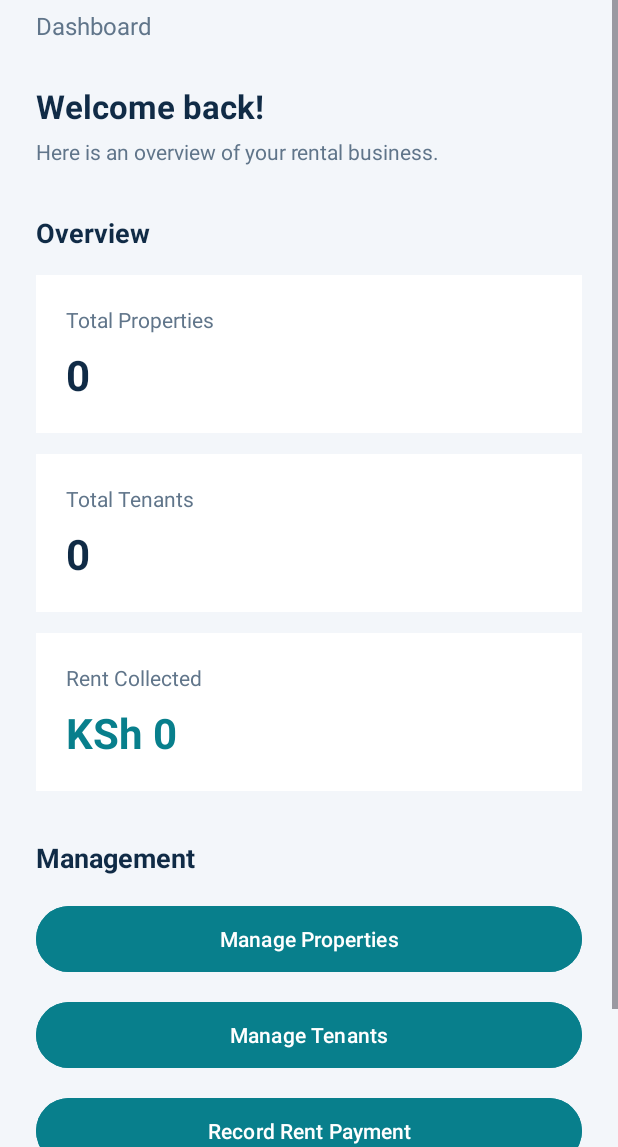
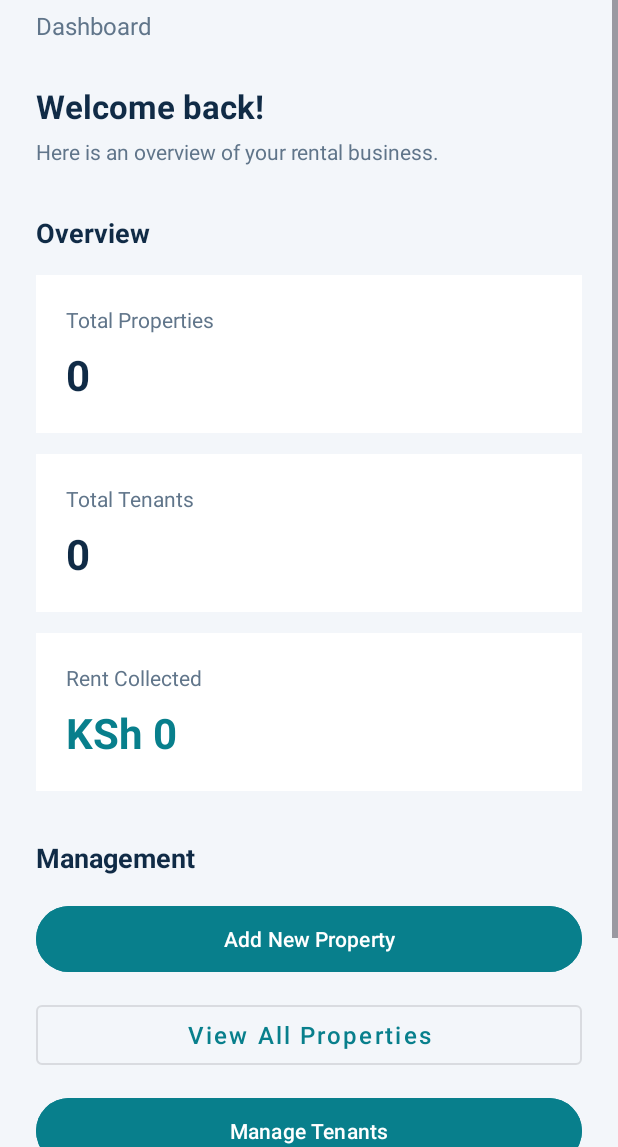
Before and after one commit to Mwangilindsey/RentManagementSystem-Project, an Android app: the DashboardActivity screen opened directly, with no data from a screen before it, on a phone screen of 412 x 824 dp, the part 89-1236 px from its top. Run offline under Robolectric (Android 15) with nearby library versions, the phone set to English and light mode, and no system bars.

Commit message:
fix(dashboard): Add distinct Add New Property and View All Properties buttons on dashboard

```diff
--- a/app/src/main/java/com/example/rentmanagementsystem/DashboardActivity.kt
+++ b/app/src/main/java/com/example/rentmanagementsystem/DashboardActivity.kt
@@ -20,9 +20,17 @@ class DashboardActivity : AppCompatActivity() {
         tvTotalProperties = findViewById(R.id.tvTotalProperties)
 
         val btnManageProperties = findViewById<Button>(R.id.btnManageProperties)
+        val btnViewProperties = findViewById<Button>(R.id.btnViewProperties)
         val welcomeText = findViewById<TextView>(R.id.tvWelcome)
 
+        // Opens the Add Property screen (Stage 1 / Manage Properties)
         btnManageProperties.setOnClickListener {
+            val intent = Intent(this, ManagePropertiesActivity::class.java)
+            startActivity(intent)
+        }
+
+        // Opens the View Properties directory screen (Stage 2)
+        btnViewProperties.setOnClickListener {
             val intent = Intent(this, ViewPropertiesActivity::class.java)
             startActivity(intent)
         }
--- a/app/src/main/res/layout/activity_dashboard.xml
+++ b/app/src/main/res/layout/activity_dashboard.xml
@@ -157,9 +157,20 @@
             android:layout_height="52dp"
             android:layout_marginTop="16dp"
             android:backgroundTint="#087F8C"
-            android:text="Manage Properties"
+            android:text="Add New Property"
             android:textAllCaps="false"
             android:textColor="#FFFFFF" />
+
+        <Button
+            android:id="@+id/btnViewProperties"
+            style="@style/Widget.MaterialComponents.Button.OutlinedButton"
+            android:layout_width="match_parent"
+            android:layout_height="52dp"
+            android:layout_marginTop="12dp"
+            android:text="View All Properties"
+            android:textAllCaps="false"
+            android:textColor="#087F8C"
+            android:textSize="16sp" />
 
         <Button
             android:id="@+id/btnManageTenants"
```
